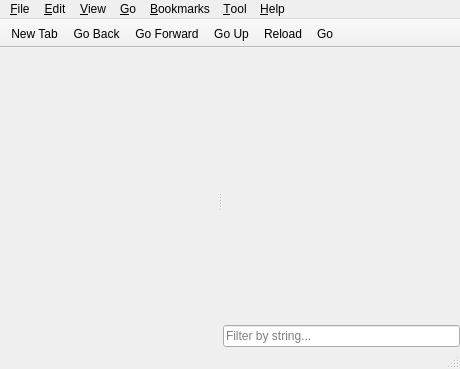
First picture: the form in pcmanfm/main-win.ui, repository Dev-Linux/pcmanfm-qt-1, before the edit.
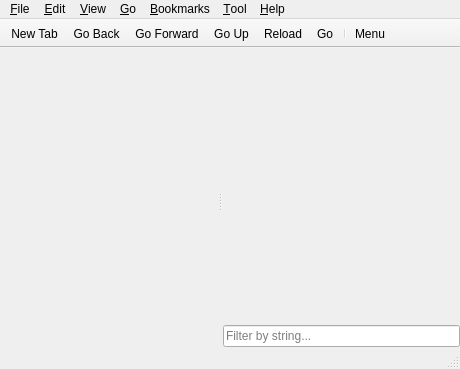
Second picture: the form after the edit. Icons and pictures are not drawn. Custom widgets are drawn as their Qt base class.

```diff
--- a/pcmanfm/main-win.ui
+++ b/pcmanfm/main-win.ui
@@ -248,6 +248,8 @@
    <addaction name="actionGoUp"/>
    <addaction name="actionReload"/>
    <addaction name="actionGo"/>
+   <addaction name="separator"/>
+   <addaction name="actionMenu"/>
   </widget>
   <action name="actionGoUp">
    <property name="icon">
@@ -747,6 +749,17 @@
     <string>Ctrl+M</string>
    </property>
   </action>
+  <action name="actionMenu">
+   <property name="icon">
+    <iconset theme="application-menu"/>
+   </property>
+   <property name="text">
+    <string>Menu</string>
+   </property>
+   <property name="toolTip">
+    <string>Menu</string>
+   </property>
+  </action>
  </widget>
  <customwidgets>
   <customwidget>
```
